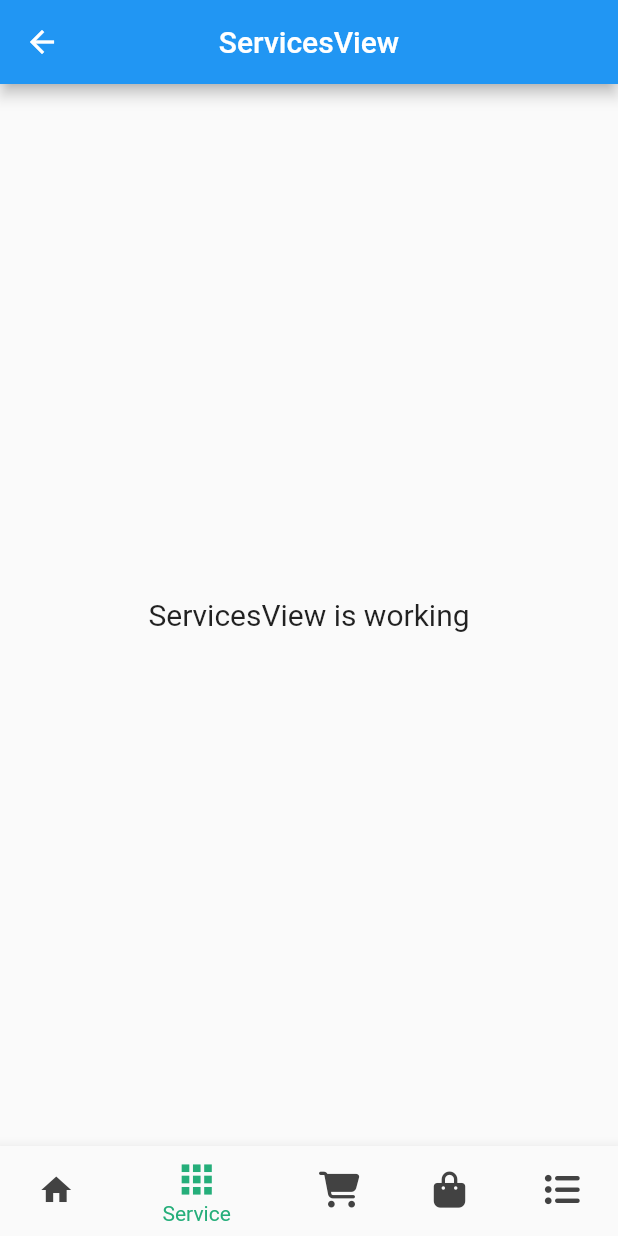
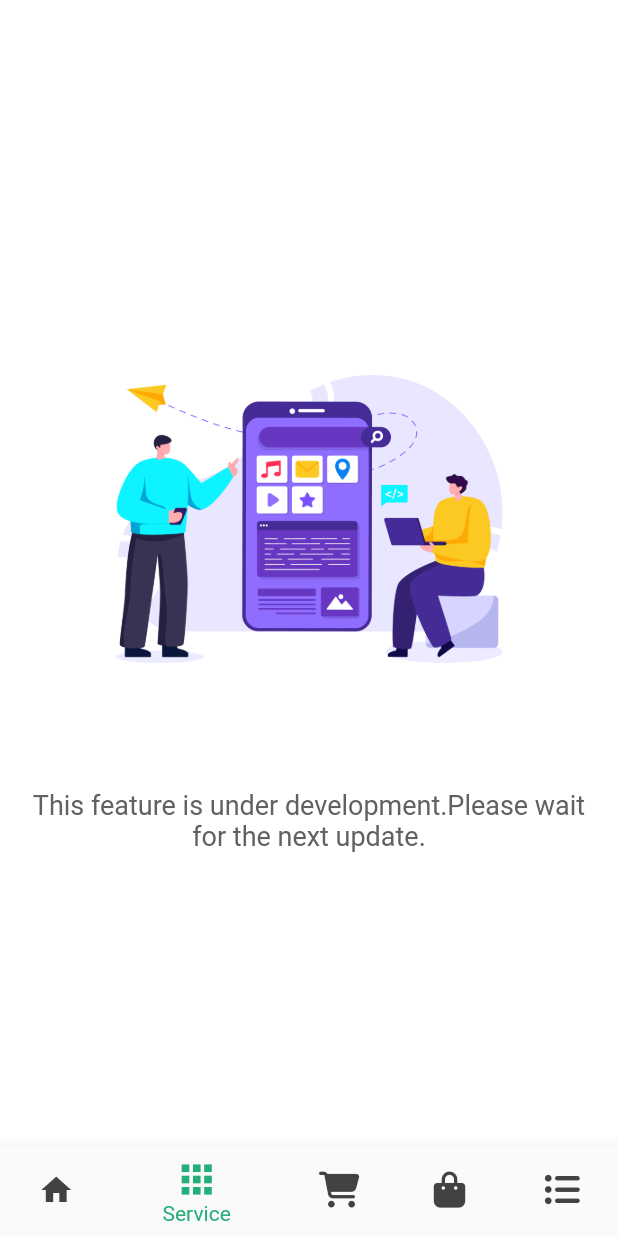
Before and after one commit to hunter7149/re, a Flutter app: the IndexView screen opened by its route, item 2 of the bottom bar chosen, on a phone screen of 412 x 824 dp. Run offline on Flutter 3.47's test engine with Material 2 defaults, Android fonts, the phone set to English and light mode, and no system bars; our stand-ins replace animated_text_kit, cached_network_image, carousel_slider, chewie, connectivity_plus, cool_alert and 13 more; missing offline and left inert: dart:ffi, workmanager; accounts and stored records are empty; generated files the repository leaves out were written again; network calls fail.

Commit message:
Under development

```diff
--- a/lib/app/components/common_widgets.dart
+++ b/lib/app/components/common_widgets.dart
@@ -3,7 +3,32 @@ import 'package:get/get_rx/src/rx_typedefs/rx_typedefs.dart';
 import 'package:red_tail/app/components/AppColors.dart';
 import 'package:zoom_tap_animation/zoom_tap_animation.dart';
 
+import '../config/app_assets.dart';
+
 class COMMONWIDGET {
+  static underDev() {
+    return Padding(
+      padding: const EdgeInsets.all(16.0),
+      child: Column(
+        mainAxisAlignment: MainAxisAlignment.center,
+        children: [
+          Image.asset(
+            AppAssets.ASSET_UNDERDEV,
+            height: 300,
+          ),
+          SizedBox(
+            height: 30,
+          ),
+          Text(
+            "This feature is under development.Please wait for the next update.",
+            style: TextStyle(color: Colors.grey.shade700, fontSize: 18),
+            textAlign: TextAlign.center,
+          ),
+        ],
+      ),
+    );
+  }
+
   static loginInput(
       {required String hinttext,
       required TextEditingController controller,
--- a/lib/app/config/app_assets.dart
+++ b/lib/app/config/app_assets.dart
@@ -6,4 +6,7 @@ class AppAssets {
   static const String ASSET_EMPTY_IMAGE = 'assets/images/empty.png';
   static const String ASSET_PRODUCT_IMAGE = 'assets/images/product.png';
   static const String ASSET_BEAUTY_PRODUCT_IMAGE = 'assets/images/product.png';
+  static const String ASSET_UNDERDEV = 'assets/logo/underdev.png';
+  static const String ASSET_EDIT_PROFILE = 'assets/logo/editprof.png';
+  static const String ASSET_TASKS = 'assets/logo/tasks.png';
 }
--- a/lib/app/modules/index/views/index_view.dart
+++ b/lib/app/modules/index/views/index_view.dart
@@ -77,7 +77,7 @@ class IndexView extends GetView<IndexController> {
                       return GetPageRoute(
                           routeName: Routes.PRODUCTC,
                           page: () => ProductcView(
-                                argument: routeSettings.arguments as String,
+                                argument: routeSettings.arguments,
                               ),
                           binding: ProductcBinding());
                     } else if (routeSettings.name == Routes.ORDERHOME) {
@@ -180,7 +180,7 @@ class IndexView extends GetView<IndexController> {
                             )),
                         label: 'Cart'),
                     BottomNavigationBarItem(
-                        icon: Icon(FontAwesomeIcons.bagShopping),
+                        icon: Icon(FontAwesomeIcons.shoppingBag),
                         label: 'Orders'),
                     BottomNavigationBarItem(
                         icon: Icon(FontAwesomeIcons.listUl), label: 'More'),
--- a/lib/app/modules/product/views/product_view.dart
+++ b/lib/app/modules/product/views/product_view.dart
@@ -33,7 +33,6 @@ class ProductView extends GetView<ProductController> {
         tittle: "Product Catalogue",
         backEnabled: false,
         backFunction: () {
-          print("Hello0");
           // Get.back(
           //   result: controller.count.value,
           //   id: Constants.nestedNavigationNavigatorId,
--- a/lib/app/modules/productc/views/productc_view.dart
+++ b/lib/app/modules/productc/views/productc_view.dart
@@ -26,7 +26,7 @@ import 'package:get/get.dart';
 import '../controllers/productc_controller.dart';
 
 class ProductcView extends GetView<ProductcController> {
-  final String argument;
+  final dynamic argument;
   const ProductcView({Key? key, required this.argument}) : super(key: key);
   @override
   Widget build(BuildContext context) {
--- a/lib/app/modules/services/views/services_view.dart
+++ b/lib/app/modules/services/views/services_view.dart
@@ -1,6 +1,7 @@
 import 'package:flutter/material.dart';
 
 import 'package:get/get.dart';
+import 'package:red_tail/app/components/common_widgets.dart';
 
 import '../controllers/services_controller.dart';
 
@@ -9,16 +10,8 @@ class ServicesView extends GetView<ServicesController> {
   @override
   Widget build(BuildContext context) {
     return Scaffold(
-      appBar: AppBar(
-        title: const Text('ServicesView'),
-        centerTitle: true,
-      ),
-      body: const Center(
-        child: Text(
-          'ServicesView is working',
-          style: TextStyle(fontSize: 20),
-        ),
-      ),
+      backgroundColor: Colors.white,
+      body: Center(child: COMMONWIDGET.underDev()),
     );
   }
 }
```
Also changed, not shown: lib/app/modules/account/views/account_view.dart (+37 -0 lines), assets/logo/editprof.png (added), assets/logo/tasks.png (added), assets/logo/underdev.png (added).
